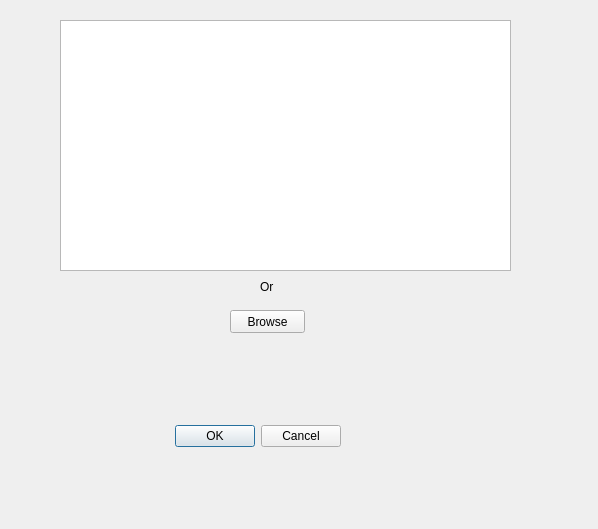
Above: src/main/resources/auth_dialog.ui from apastel/ytmusic-deleter before the change. Below: the same form after it.
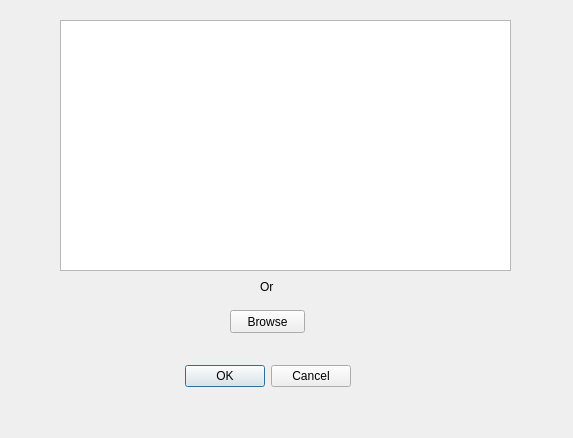
That is the form after the change.

Commit message: use thread/signal/slot for setting up YT auth

```diff
--- a/src/main/resources/auth_dialog.ui
+++ b/src/main/resources/auth_dialog.ui
@@ -6,8 +6,8 @@
    <rect>
     <x>0</x>
     <y>0</y>
-    <width>598</width>
-    <height>529</height>
+    <width>573</width>
+    <height>438</height>
    </rect>
   </property>
   <property name="windowTitle">
@@ -16,8 +16,8 @@
   <widget class="QDialogButtonBox" name="buttonBox">
    <property name="geometry">
     <rect>
-     <x>0</x>
-     <y>420</y>
+     <x>10</x>
+     <y>360</y>
      <width>341</width>
      <height>32</height>
     </rect>
```
Left out of the diff: 4 changed lines with no effect on the pictures. The commit also changes 3 other files.
